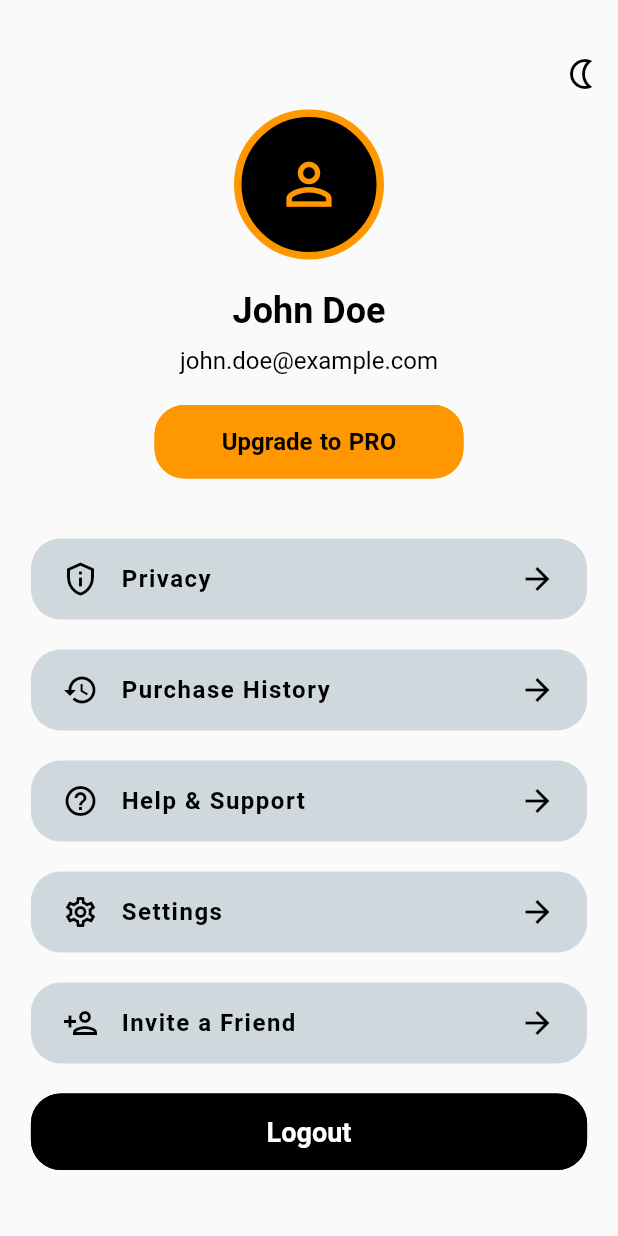
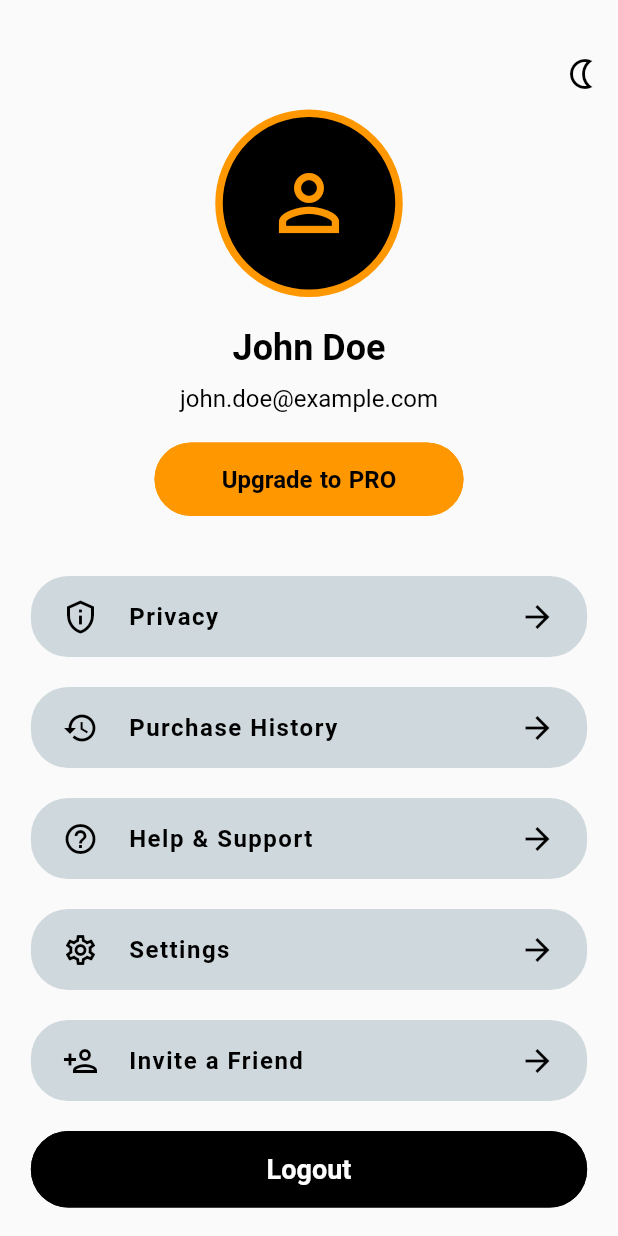
Before and after one commit to MohammadMazin/xgrid_intern, a Flutter app: the screen it shows after launch, on a phone screen of 412 x 824 dp. Run offline on Flutter 3.47's test engine with Material 2 defaults, Android fonts, the phone set to English and light mode, and no system bars.

Commit message:
tweaking UI

```diff
--- a/lib/pages/profile.dart
+++ b/lib/pages/profile.dart
@@ -37,9 +37,7 @@ class Profile extends StatelessWidget {
               children: [
                 IconButton(
                   icon: renderIcon(),
-                  onPressed: () =>
-                      // set theme to opposite of current
-                      MainApp.of(context).changeTheme(),
+                  onPressed: () => MainApp.of(context).changeTheme(),
                 ),
               ],
             ),
--- a/lib/utils/ThemeData.dart
+++ b/lib/utils/ThemeData.dart
@@ -6,7 +6,7 @@ final ElevatedButtonThemeData elevatedButtonTheme = ElevatedButtonThemeData(
     elevation: 0,
     backgroundColor: const Color.fromARGB(255, 207, 216, 220),
     shape: RoundedRectangleBorder(
-      borderRadius: BorderRadius.circular(20),
+      borderRadius: BorderRadius.circular(25),
     ),
   ),
 );
--- a/lib/widgets/button.dart
+++ b/lib/widgets/button.dart
@@ -25,7 +25,7 @@ class Button extends StatelessWidget {
     Color buttonColor() {
       if (color == null) {
         if (themeProvider.darkTheme) {
-          return Color.fromARGB(255, 212, 212, 212);
+          return const Color.fromARGB(255, 212, 212, 212);
         } else {
           return Colors.black;
         }
--- a/lib/widgets/profilePicture.dart
+++ b/lib/widgets/profilePicture.dart
@@ -7,8 +7,8 @@ class ProfilePicture extends StatelessWidget {
   @override
   Widget build(BuildContext context) {
     return Container(
-        width: 100,
-        height: 100,
+        width: 125,
+        height: 125,
         decoration: BoxDecoration(
           color: Colors.black,
           shape: BoxShape.circle,
@@ -20,7 +20,7 @@ class ProfilePicture extends StatelessWidget {
         child: const Icon(
           Icons.person_outline,
           color: primaryColor,
-          size: 45,
+          size: 60,
         ));
   }
 }
--- a/lib/widgets/settingsButton.dart
+++ b/lib/widgets/settingsButton.dart
@@ -21,7 +21,7 @@ class SettingsButton extends StatelessWidget {
           child: Row(children: [
             Icon(icon, color: Colors.black),
             const SizedBox(
-              width: 15,
+              width: 20,
             ),
             Text(
               text,
```
